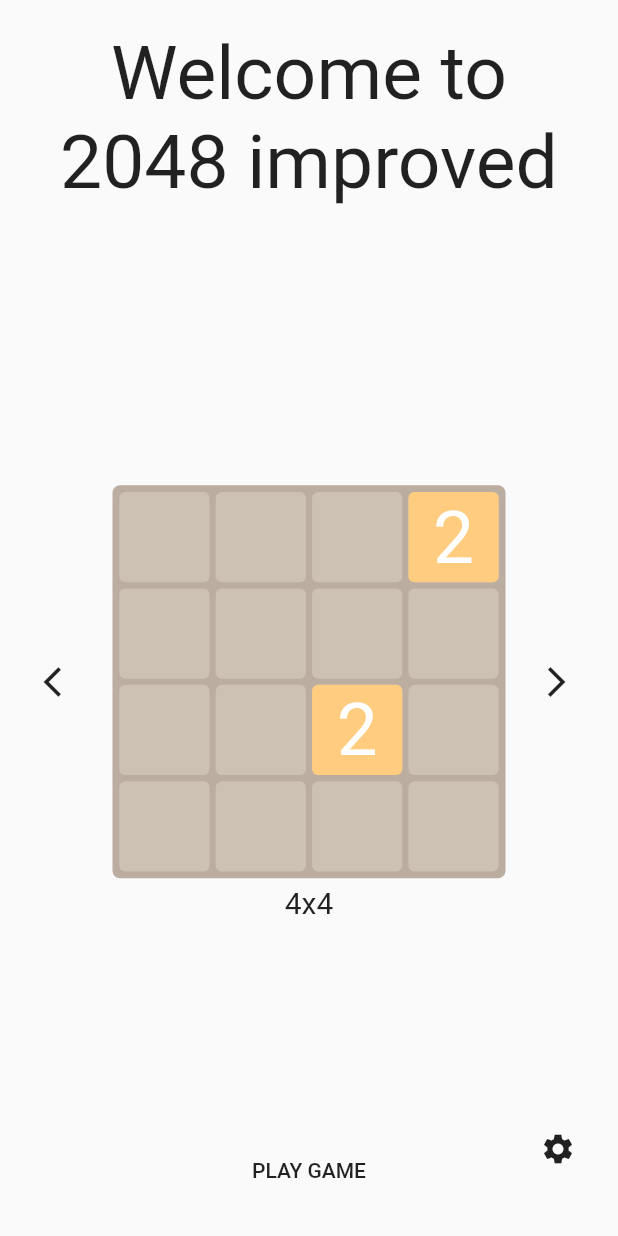
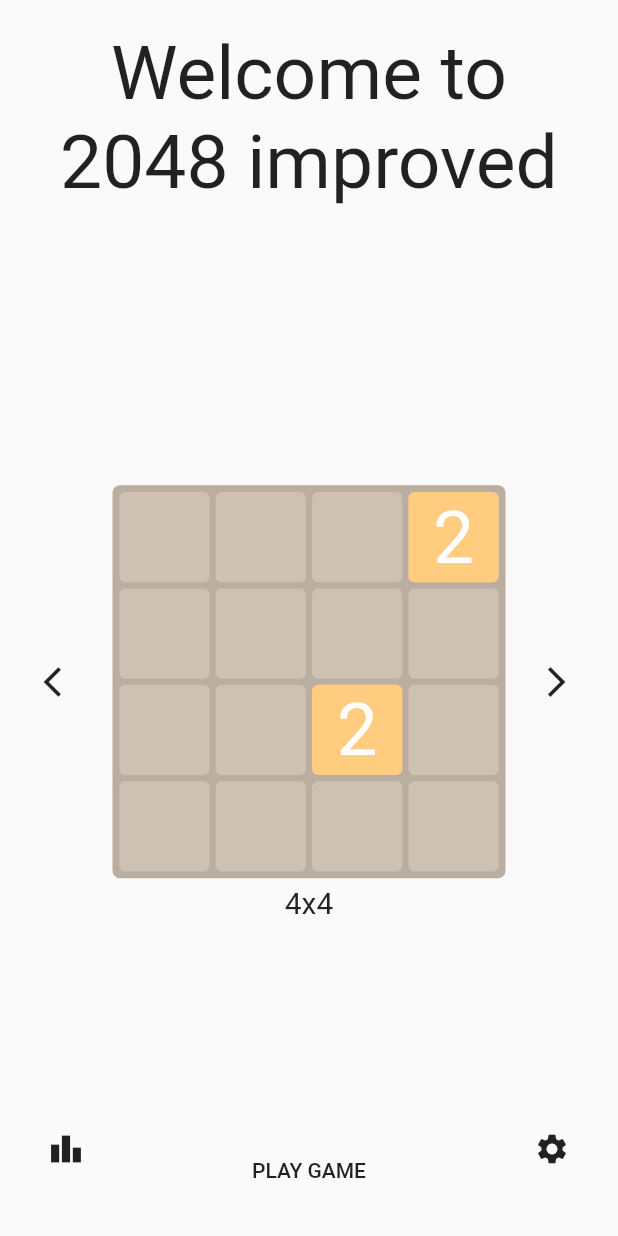
Before and after one commit to josephnglynn/2048i, a Flutter app: the screen it shows after launch, on a phone screen of 412 x 824 dp. Run offline on Flutter 3.47's test engine with Material 2 defaults, Android fonts, the phone set to English and light mode, and no system bars; our stand-ins replace file_picker, get_storage, share, supabase; missing offline and left inert: filesystem_picker, flex_color_picker; accounts and stored records are empty; statements that could not run were skipped.

Commit message:
Fixed Homepage by adding icon

```diff
--- a/lib/ui/homePage.dart
+++ b/lib/ui/homePage.dart
@@ -5,6 +5,8 @@ import 'package:improved_2048/api/settings.dart';
 import 'package:improved_2048/ui/board.dart';
 import 'package:improved_2048/ui/game.dart';
 import 'package:improved_2048/ui/settingsPage.dart';
+
+import 'leaderBoard.dart';
 
 class HomePage extends StatefulWidget {
   final int sizeOfGrid;
@@ -176,8 +178,21 @@ class _HomePageState extends State<HomePage> {
             ],
           ),
         ),
-        floatingActionButtonLocation: FloatingActionButtonLocation.endDocked,
-        floatingActionButton: IconButton(
+        floatingActionButtonLocation: FloatingActionButtonLocation.centerDocked,
+        floatingActionButton: Padding(
+          padding: EdgeInsets.all(20),
+          child: Row(
+            mainAxisAlignment: MainAxisAlignment.spaceBetween,
+            children: [
+              IconButton(
+                splashRadius: 1,
+                padding: EdgeInsets.only(top: 60),
+                icon: Icon(
+                  Icons.leaderboard,
+                ),
+                onPressed: () => LeaderBoard.canSeeLeaderBoard(context),
+              ),
+              IconButton(
                 splashRadius: 1,
                 padding: EdgeInsets.only(top: 60),
                 icon: Icon(
@@ -189,6 +204,9 @@ class _HomePageState extends State<HomePage> {
                   ),
                 ),
               ),
+            ],
+          ),
+        ),
       ),
     );
   }
```
Lines whose indentation alone changed are shown as unchanged.
